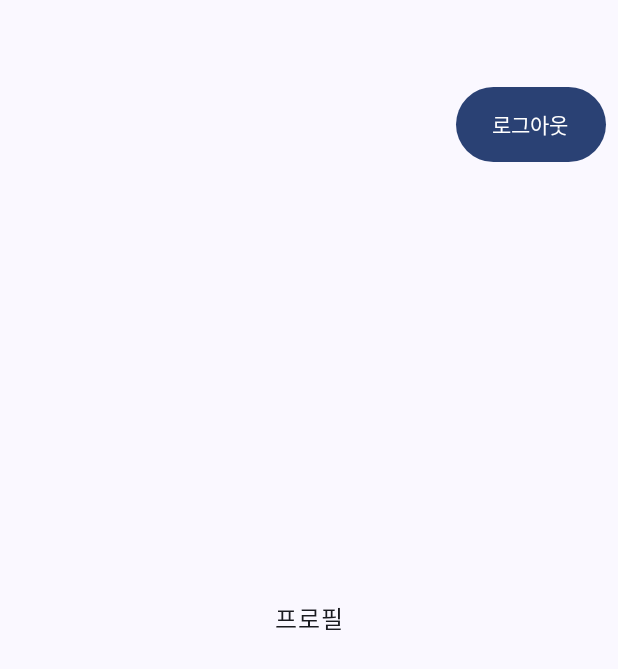
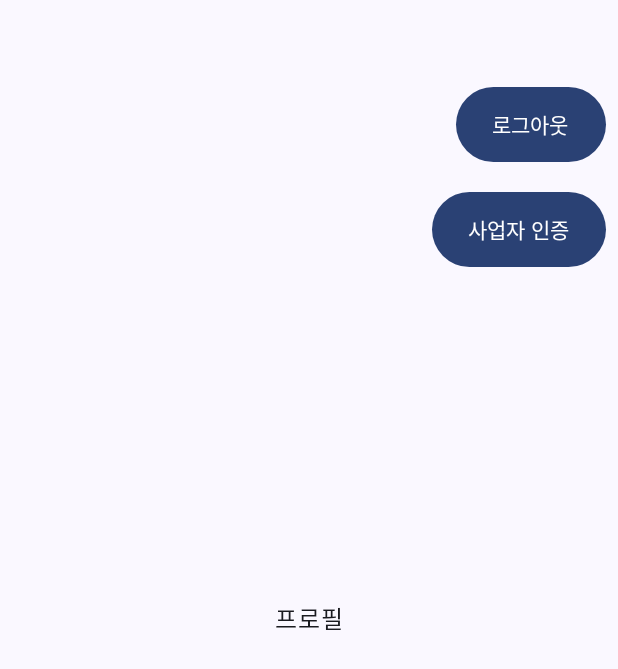
Before and after one commit to heakbomb/GrowStudio, an Android app built with Jetpack Compose: the ProfileScreen screen opened through its navigation route, on a phone screen of 412 x 824 dp. Shown: the top 669 px of the screen. Run offline under Robolectric (Android 15) with nearby library versions, the phone set to English and light mode, and no system bars.

Commit message:
사업자 인증 UI 제작 완.

```diff
--- a/app/src/main/java/com/glowstudio/android/blindsjn/ui/navigation/Navigation.kt
+++ b/app/src/main/java/com/glowstudio/android/blindsjn/ui/navigation/Navigation.kt
@@ -16,6 +16,7 @@ import com.glowstudio.android.blindsjn.ui.screens.MessageScreen
 import com.glowstudio.android.blindsjn.ui.screens.ProfileScreen
 import com.glowstudio.android.blindsjn.ui.screens.WritePostScreen
 import com.glowstudio.android.blindsjn.ui.screens.PostDetailScreen
+import com.glowstudio.android.blindsjn.ui.screens.BusinessCertificationScreen
 import com.glowstudio.android.blindsjn.ui.viewModel.TopBarState
 import com.glowstudio.android.blindsjn.ui.viewModel.TopBarViewModel
 
@@ -111,15 +112,34 @@ fun AppNavHost(
             )
         }
 
+        // 사업자 인증 화면
+        composable("certification") {
+            topBarViewModel.updateState(TopBarState("사업자 인증", true, false))
+            BusinessCertificationScreen(
+                navController = navController,
+                onConfirm = { phone, certNumber, industry ->
+                    // 인증 완료 후 네비게이션 로직 처리
+                    navController.navigate("someNextRoute")
+                }
+            )
+        }
+
+
         // 프로필 화면
         composable("profile") {
             topBarViewModel.updateState(TopBarState("프로필", false, false))
-            ProfileScreen(onLogoutClick = {
-                navController.navigate("login") {
-                    popUpTo("main") { inclusive = true }
-                    launchSingleTop = true
+            ProfileScreen(
+                onLogoutClick = {
+                    navController.navigate("login") {
+                        popUpTo("main") { inclusive = true }
+                        launchSingleTop = true
+                    }
+                },
+                onBusinessCertificationClick = {
+                    navController.navigate("certification")
                 }
-            })
+            )
         }
+
     }
 }
--- a/app/src/main/java/com/glowstudio/android/blindsjn/ui/screens/ProfileScreen.kt
+++ b/app/src/main/java/com/glowstudio/android/blindsjn/ui/screens/ProfileScreen.kt
@@ -23,7 +23,8 @@ import kotlinx.coroutines.launch
 
 @Composable
 fun ProfileScreen(
-    onLogoutClick: () -> Unit  // 네비게이션 이동
+    onLogoutClick: () -> Unit,  // 네비게이션 이동
+    onBusinessCertificationClick: () -> Unit  // 사업자 인증 버튼 클릭 시 호출되는 콜백
     ) {
 
     val context = LocalContext.current
@@ -49,6 +50,19 @@ fun ProfileScreen(
                 .wrapContentWidth()
         ) {
             Text(text = "로그아웃")
+        }
+
+        // 사업자 인증 버튼 (로그아웃 버튼 아래에 배치)
+        Button(
+            onClick = { onBusinessCertificationClick() },
+            modifier = Modifier
+                .align(Alignment.TopEnd)
+                .offset(x = 0.dp, y = 120.dp) // 로그아웃 버튼보다 아래에 배치 (조정 가능)
+                .padding(8.dp)
+                .height(50.dp)
+                .wrapContentWidth()
+        ) {
+            Text(text = "사업자 인증")
         }
 
         // 로그아웃 팝업
```
Also changed, not shown: app/src/main/java/com/glowstudio/android/blindsjn/ui/screens/BusinessCertificationScreen.kt (added, +99 -0 lines).
